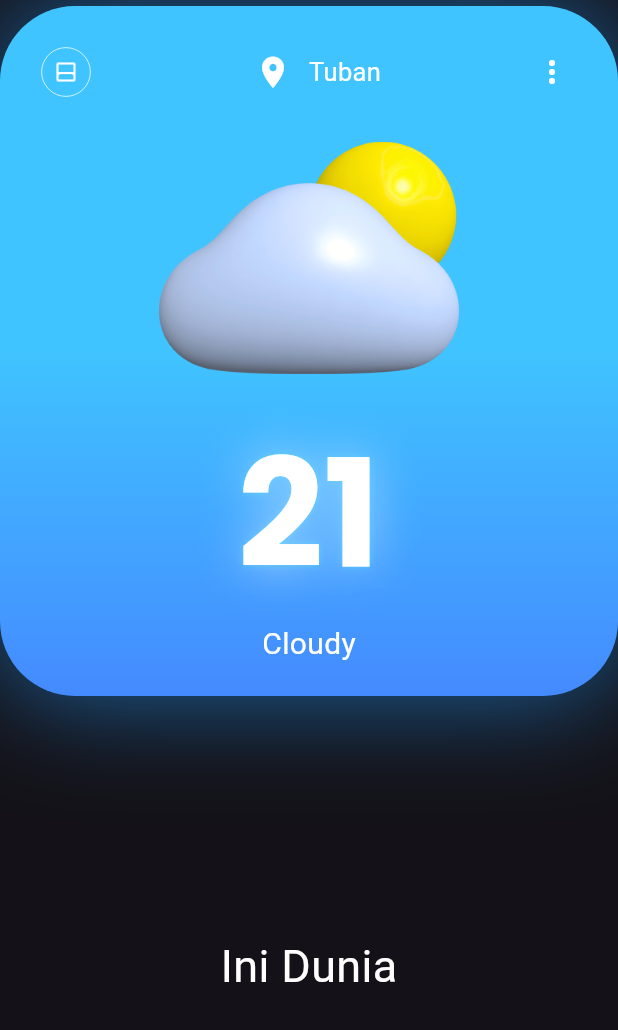
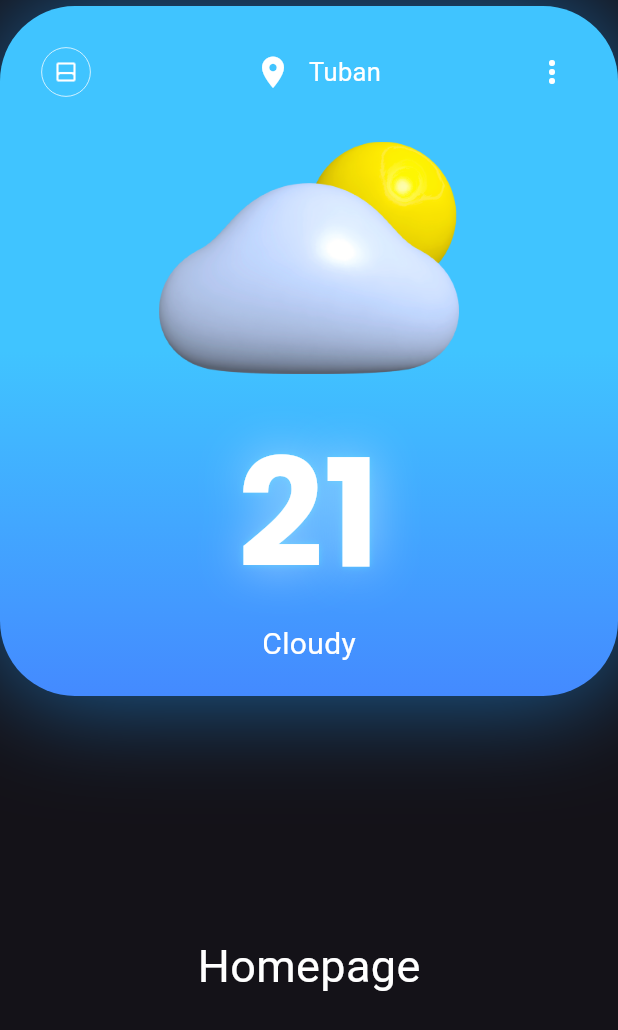
Before and after one commit to ellenoireQ/Weather_flutter, a Flutter app: the screen it shows after launch, on a phone screen of 412 x 824 dp. Shown: the top 1030 px of the screen. Run offline on Flutter 3.47's test engine with Material 3 defaults, Android fonts, the phone set to English and light mode, and no system bars; our stand-ins replace device_preview.

Commit message:
Weather: commit

```diff
--- a/lib/main.dart
+++ b/lib/main.dart
@@ -17,7 +17,7 @@ class WeatherApp extends StatelessWidget {
       locale: DevicePreview.locale(context),
       theme: ThemeData.dark(),
       title: "Homepage",
-      home: HomepageWeather(teks: "Ini Dunia", color: Colors.blue),
+      home: HomepageWeather(teks: "Homepage", color: Colors.blue),
     );
   }
 }
```
